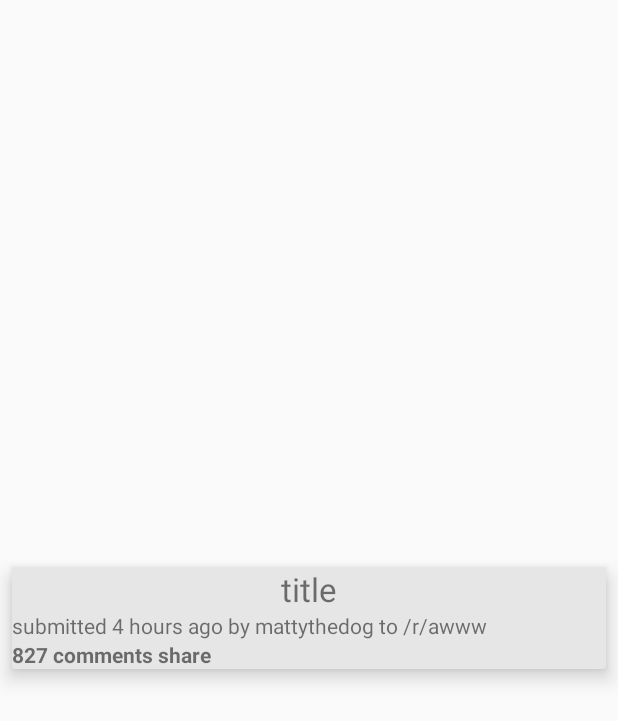
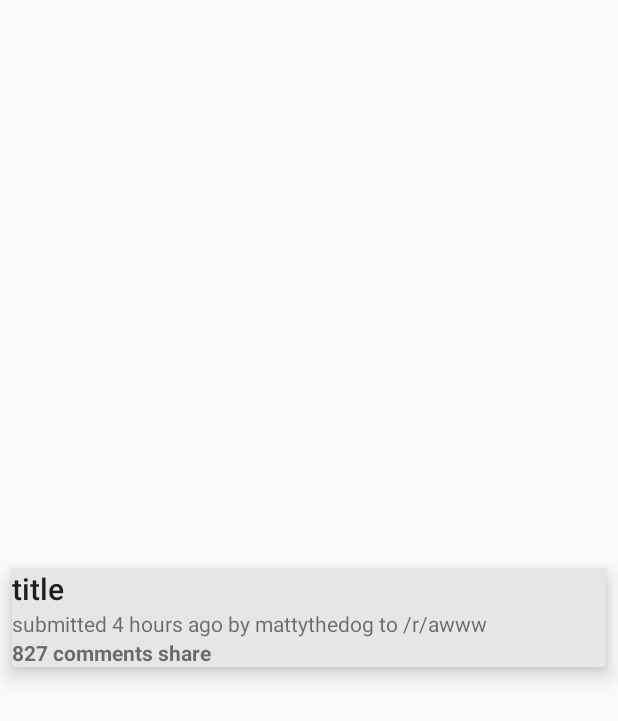
Before and after one commit to jmhummel/RedditMaterialDesign, an Android app: the layout list_item.xml on its own in the app's theme, with its tools: preview values and no code run, on a phone screen of 412 x 824 dp. Shown: the top 721 px of the screen. Run offline under Robolectric (Android 15) with nearby library versions, the phone set to English and light mode, and no system bars.

Commit message:
style changes

```diff
--- a/app/src/main/java/com/jmhummel/redditmaterialdesign/MainActivity.java
+++ b/app/src/main/java/com/jmhummel/redditmaterialdesign/MainActivity.java
@@ -117,7 +117,9 @@ public class MainActivity extends AppCompatActivity {
 
             viewHolder.age.setText(post.getTimeAgo());
             viewHolder.submitter.setText(post.author);
-            viewHolder.subreddit.setText(post.subreddit);
+            viewHolder.subreddit.setText("/r/" + post.subreddit);
+
+            viewHolder.comments.setText(post.numComments + " comments");
 
             viewHolder.itemView.setOnClickListener(new View.OnClickListener() {
                 @Override
@@ -143,6 +145,7 @@ public class MainActivity extends AppCompatActivity {
             @Bind(R.id.age)         TextView age;
             @Bind(R.id.submitter)   TextView submitter;
             @Bind(R.id.subreddit)   TextView subreddit;
+            @Bind(R.id.comments)    TextView comments;
 
             public ViewHolder(View itemView) {
                 super(itemView);
--- a/app/src/main/java/com/jmhummel/redditmaterialdesign/Model/Data_.java
+++ b/app/src/main/java/com/jmhummel/redditmaterialdesign/Model/Data_.java
@@ -199,5 +199,4 @@ public class Data_ {
             return seconds + " seconds ago";
         return diffInMillis + " milliseconds ago";
     }
-
 }
--- a/app/src/main/res/layout/list_item.xml
+++ b/app/src/main/res/layout/list_item.xml
@@ -21,11 +21,10 @@
         <TextView
             android:id="@+id/title"
             android:text="title"
-            android:layout_gravity="center"
             android:layout_width="wrap_content"
             android:layout_height="wrap_content"
 
-            android:textSize="22dp"
+            android:textAppearance="@style/TextAppearance.AppCompat.Title"
             android:maxLines="3" />
 
         <ImageView
@@ -74,12 +73,30 @@
                 android:layout_height="wrap_content" />
         </LinearLayout>
 
-
-        <TextView
-            android:text="827 comments share"
+        <LinearLayout
             android:layout_width="match_parent"
             android:layout_height="wrap_content"
-            android:textStyle="bold"/>
+            android:orientation="horizontal">
+
+            <TextView
+                android:id="@+id/comments"
+                android:text="827 comments"
+                android:layout_width="wrap_content"
+                android:layout_height="wrap_content"
+                android:textStyle="bold"/>
+
+            <TextView
+                android:text=" "
+                android:layout_width="wrap_content"
+                android:layout_height="wrap_content"
+                android:textStyle="bold"/>
+
+            <TextView
+                android:text="share"
+                android:layout_width="wrap_content"
+                android:layout_height="wrap_content"
+                android:textStyle="bold"/>
+        </LinearLayout>
 
 
     </LinearLayout>
```
